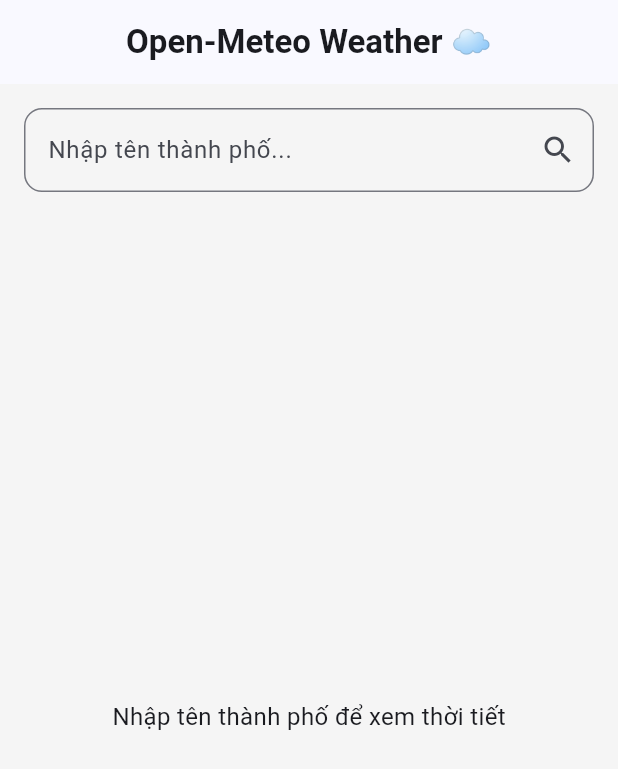
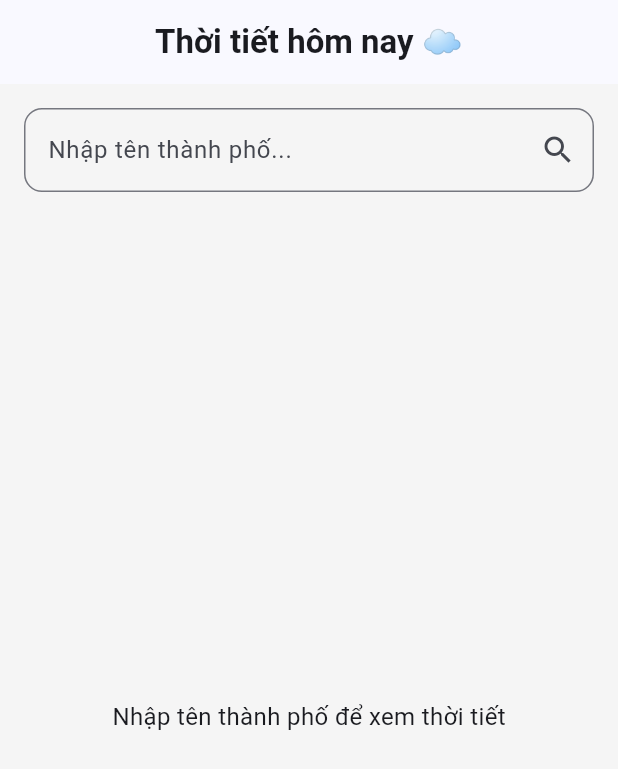
Before and after one commit to Nhat22KTMT1/Future-and-Async-Await, a Flutter app: the screen it shows after launch, on a phone screen of 412 x 824 dp. Shown: the top 769 px of the screen. Run offline on Flutter 3.47's test engine with Material 3 defaults, Android fonts, the phone set to English and light mode, and no system bars.

Commit message:
Update main.dart

```diff
--- a/lib/main.dart
+++ b/lib/main.dart
@@ -92,7 +92,7 @@ class _WeatherHomePageState extends State<WeatherHomePage> {
     return Scaffold(
       appBar: AppBar(
         title: const Text(
-          "Open-Meteo Weather ☁️",
+          "Thời tiết hôm nay ☁️",
           style: TextStyle(fontWeight: FontWeight.bold),
         ),
         centerTitle: true,
```
